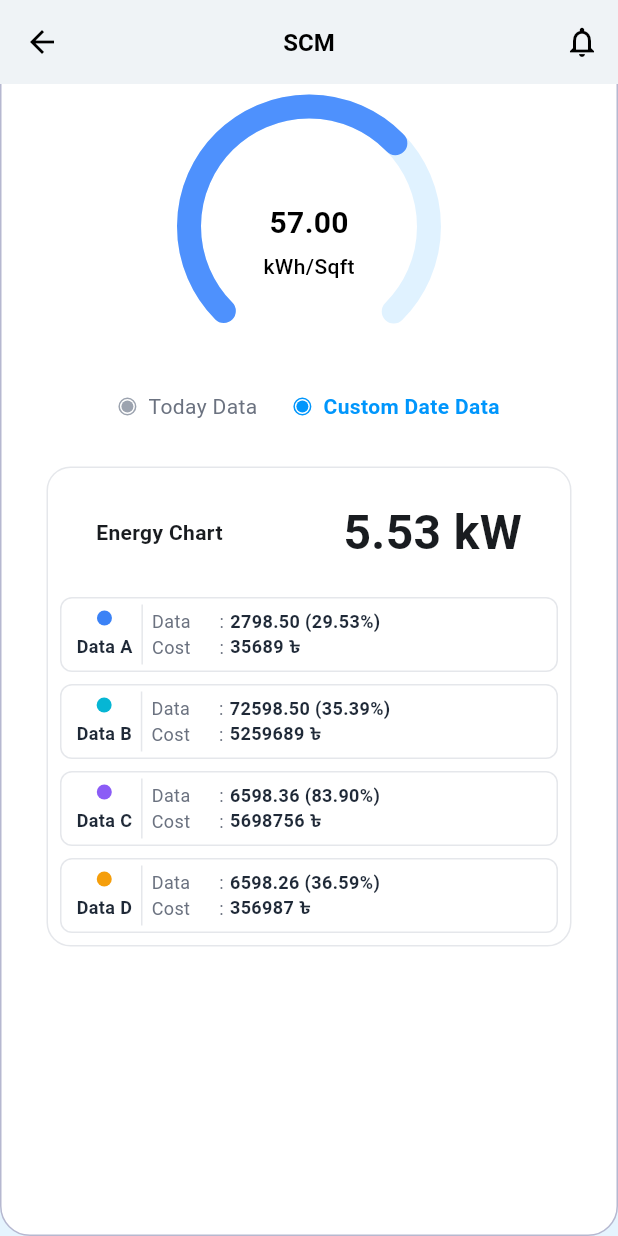
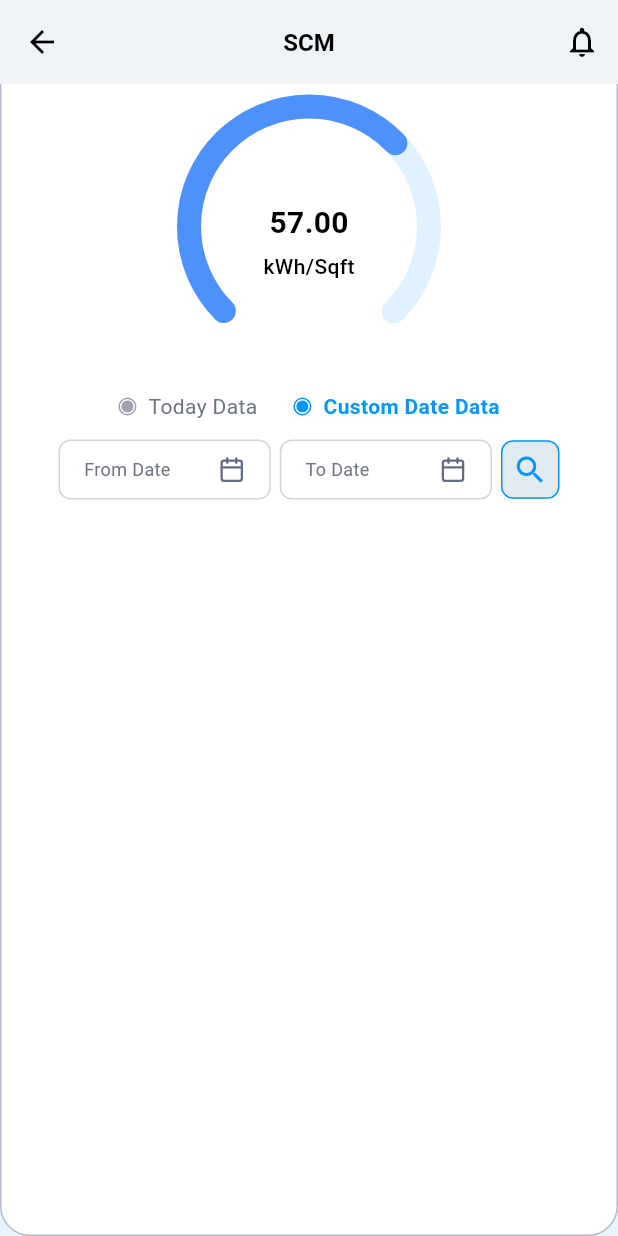
Before and after one commit to Md-Sakibul-Hasan/task_app, a Flutter app: the DataDetailView screen opened directly, scrolled down 98 dp, after a tap on "Custom Date Data", on a phone screen of 412 x 824 dp. Run offline on Flutter 3.47's test engine with Material 3 defaults, Android fonts, the phone set to English and light mode, and no system bars; our stand-ins replace flutter_svg, get.

Commit message:
implement date picker and handle search button

```diff
--- a/lib/controllers/data_detail_controller.dart
+++ b/lib/controllers/data_detail_controller.dart
@@ -5,6 +5,7 @@ class DataDetailController extends GetxController {
   // Observable state
   final RxBool isDataView = true.obs;
   final RxBool isTodayData = true.obs;
+  final RxBool isCustomDateSearched = false.obs;
 
   @override
   void onInit() {
@@ -24,10 +25,19 @@ class DataDetailController extends GetxController {
   // Switch to Today Data
   void switchToTodayData() {
     isTodayData.value = true;
+    isCustomDateSearched.value = false;
   }
 
   // Switch to Custom Date Data
   void switchToCustomDate() {
     isTodayData.value = false;
+    isCustomDateSearched.value = false;
+  }
+
+  // Handle custom date search
+  void searchCustomDateData() {
+    if (!isTodayData.value) {
+      isCustomDateSearched.value = true;
+    }
   }
 }
--- a/lib/views/data/data_detail_view.dart
+++ b/lib/views/data/data_detail_view.dart
@@ -5,6 +5,7 @@ import 'package:get/get.dart';
 import '../../controllers/data_detail_controller.dart';
 import '../../widgets/circular_meter_widget.dart';
 import '../../widgets/custom_app_bar.dart';
+import '../../widgets/custom_date_picker.dart';
 import '../../widgets/custom_radio_button.dart';
 import '../../widgets/energy_chart_widget.dart';
 
@@ -293,11 +294,65 @@ class DataDetailView extends StatelessWidget {
               ),
             ],
           ),
-          const SizedBox(height: 30),
+          const SizedBox(height: 12),
+          // Date Pickers - Only visible when Custom Date Data is selected
+          Obx(
+            () => !controller.isTodayData.value
+                ? CustomDatePicker(
+                    onSearchPressed: () {
+                      controller.searchCustomDateData();
+                    },
+                  )
+                : const SizedBox.shrink(),
+          ),
+          Obx(
+            () => !controller.isTodayData.value
+                ? const SizedBox(height: 15)
+                : const SizedBox(height: 10),
+          ),
           // Energy Chart Section
+          Obx(
+            () {
+              if (controller.isTodayData.value) {
+                return const EnergyChartWidget(
+                  totalEnergy: '5.53 kW',
+                  dataItems: [
+                    EnergyDataItem(
+                      label: 'Data A',
+                      color: Color(0xFF3B82F6),
+                      data: '2798.50',
+                      percentage: '29.53%',
+                      cost: '35689',
+                    ),
+                    EnergyDataItem(
+                      label: 'Data B',
+                      color: Color(0xFF06B6D4),
+                      data: '72598.50',
+                      percentage: '35.39%',
+                      cost: '5259689',
+                    ),
+                    EnergyDataItem(
+                      label: 'Data C',
+                      color: Color(0xFF8B5CF6),
+                      data: '6598.36',
+                      percentage: '83.90%',
+                      cost: '5698756',
+                    ),
+                    EnergyDataItem(
+                      label: 'Data D',
+                      color: Color(0xFFF59E0B),
+                      data: '6598.26',
+                      percentage: '36.59%',
+                      cost: '356987',
+                    ),
+                  ],
+                );
+              } else if (controller.isCustomDateSearched.value) {
+                return const Column(
+                  children: [
                     EnergyChartWidget(
-            totalEnergy: '5.53 kW',
-            dataItems: const [
+                      totalEnergy: '20.05 kW',
+                      dataItems: [
                         EnergyDataItem(
                           label: 'Data A',
                           color: Color(0xFF3B82F6),
@@ -328,6 +383,48 @@ class DataDetailView extends StatelessWidget {
                         ),
                       ],
                     ),
+                    SizedBox(height: 20),
+                    EnergyChartWidget(
+                      totalEnergy: '5.53 kW',
+                      dataItems: [
+                        EnergyDataItem(
+                          label: 'Data A',
+                          color: Color(0xFF3B82F6),
+                          data: '1598.30',
+                          percentage: '25.40%',
+                          cost: '28459',
+                        ),
+                        EnergyDataItem(
+                          label: 'Data B',
+                          color: Color(0xFF06B6D4),
+                          data: '52398.20',
+                          percentage: '32.15%',
+                          cost: '4159689',
+                        ),
+                        EnergyDataItem(
+                          label: 'Data C',
+                          color: Color(0xFF8B5CF6),
+                          data: '5298.45',
+                          percentage: '78.25%',
+                          cost: '4598756',
+                        ),
+                        EnergyDataItem(
+                          label: 'Data D',
+                          color: Color(0xFFF59E0B),
+                          data: '4598.15',
+                          percentage: '32.45%',
+                          cost: '296987',
+                        ),
+                      ],
+                    ),
+                  ],
+                );
+              } else {
+                // Show nothing for Custom Date before search
+                return const SizedBox.shrink();
+              }
+            },
+          ),
           const SizedBox(height: 30)
         ],
       ),
--- /dev/null
+++ b/lib/widgets/custom_date_picker.dart
@@ -0,0 +1,176 @@
+import 'package:flutter/material.dart';
+import 'package:flutter_svg/flutter_svg.dart';
+import 'package:get/get.dart';
+import 'package:intl/intl.dart';
+
+class CustomDatePicker extends StatefulWidget {
+  final VoidCallback? onSearchPressed;
+
+  const CustomDatePicker({
+    super.key,
+    this.onSearchPressed,
+  });
+
+  @override
+  State<CustomDatePicker> createState() => _CustomDatePickerState();
+}
+
+class _CustomDatePickerState extends State<CustomDatePicker> {
+  DateTime? fromDate;
+  DateTime? toDate;
+
+  void _handleSearch() {
+    // Validate dates
+    if (fromDate == null) {
+      Get.snackbar(
+        'Validation Error',
+        'Please select a From Date',
+        snackPosition: SnackPosition.TOP,
+        backgroundColor: Colors.red.shade100,
+        colorText: Colors.red.shade900,
+      );
+      return;
+    }
+
+    if (toDate == null) {
+      Get.snackbar(
+        'Validation Error',
+        'Please select a To Date',
+        snackPosition: SnackPosition.TOP,
+        backgroundColor: Colors.red.shade100,
+        colorText: Colors.red.shade900,
+      );
+      return;
+    }
+
+    // If validation passes, call the callback
+    if (widget.onSearchPressed != null) {
+      widget.onSearchPressed!();
+    }
+  }
+
+  @override
+  Widget build(BuildContext context) {
+    return Padding(
+      padding: const EdgeInsets.symmetric(horizontal: 18),
+      child: Row(
+        children: [
+          // From Date picker
+          Expanded(
+            child: _buildDateField(
+              label: 'From Date',
+              isFromDate: true,
+            ),
+          ),
+          const SizedBox(width: 6),
+          // To Date picker
+          Expanded(
+            child: _buildDateField(
+              label: 'To Date',
+              isFromDate: false,
+            ),
+          ),
+          const SizedBox(width: 6),
+          // Search button
+          Container(
+            width: 39,
+            height: 39,
+            decoration: BoxDecoration(
+              color: const Color(0xFFE2EBF1),
+              borderRadius: BorderRadius.circular(8),
+              border: Border.all(
+                color: const Color(0xFF0096FC),
+                width: 1,
+              ),
+            ),
+            child: IconButton(
+              onPressed: _handleSearch,
+              icon: const Icon(
+                Icons.search,
+                color: Color(0xFF0096FC),
+                size: 24,
+              ),
+              padding: EdgeInsets.zero,
+            ),
+          ),
+        ],
+      ),
+    );
+  }
+
+  Widget _buildDateField({
+    required String label,
+    required bool isFromDate,
+  }) {
+    return InkWell(
+      onTap: () async {
+        final DateTime? pickedDate = await showDatePicker(
+          context: Get.context!,
+          initialDate: DateTime.now(),
+          firstDate: DateTime(2020),
+          lastDate: DateTime(2030),
+          builder: (context, child) {
+            return Theme(
+              data: Theme.of(context).copyWith(
+                colorScheme: const ColorScheme.light(
+                  primary: Color(0xFF0096FC),
+                  onPrimary: Colors.white,
+                  onSurface: Colors.black,
+                ),
+              ),
+              child: child!,
+            );
+          },
+        );
+        if (pickedDate != null) {
+          // Handle date selection
+          setState(() {
+            if (isFromDate) {
+              fromDate = pickedDate;
+            } else {
+              toDate = pickedDate;
+            }
+          });
+        }
+      },
+      child: Container(
+        padding: const EdgeInsets.symmetric(horizontal: 16, vertical: 10),
+        decoration: BoxDecoration(
+          color: Colors.white,
+          borderRadius: BorderRadius.circular(8),
+          border: Border.all(
+            color: const Color(0xFFD1D5DB),
+            width: 1,
+          ),
+        ),
+        child: Row(
+          children: [
+            Expanded(
+              child: Text(
+                isFromDate
+                    ? (fromDate != null
+                        ? DateFormat('dd/MM/yyyy').format(fromDate!)
+                        : 'From Date')
+                    : (toDate != null
+                        ? DateFormat('dd/MM/yyyy').format(toDate!)
+                        : 'To Date'),
+                style: TextStyle(
+                  fontSize: 12,
+                  color: (isFromDate ? fromDate : toDate) != null
+                      ? const Color(0xFF1F2937)
+                      : const Color(0xFF6B7280),
+                  fontWeight: (isFromDate ? fromDate : toDate) != null
+                      ? FontWeight.w500
+                      : FontWeight.w400,
+                ),
+              ),
+            ),
+            SvgPicture.asset(
+              'assets/icons/calendar.svg',
+            ),
+          ],
+        ),
+      ),
+    );
+  }
+}
--- a/pubspec.yaml
+++ b/pubspec.yaml
@@ -37,6 +37,7 @@ dependencies:
   cupertino_icons: ^1.0.8
   flutter_svg: ^2.0.10+1
   get: ^4.6.6
+  intl: ^0.19.0
 
 dev_dependencies:
   flutter_test:
```
Also changed, not shown: assets/icons/calendar.svg (added), pubspec.lock. Lines whose indentation alone changed are shown as unchanged.
